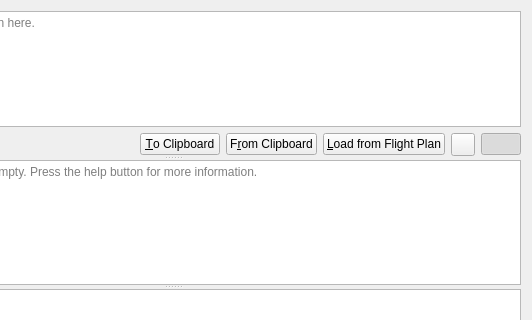
albar965/littlenavmap, file src/routestring/routestringdialog.ui: the form before one commit; both pictures show x 187 to 719 and y 0 to 320 of the 719 by 454 pixel window.
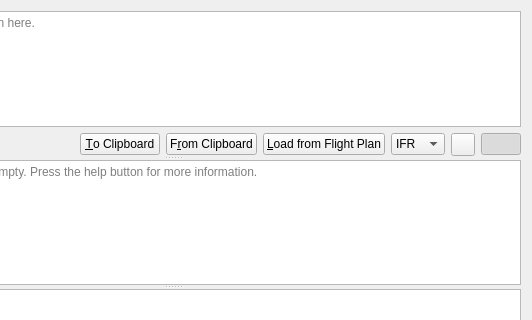
The form after the commit. Icons and pictures are not drawn.

Commit message: Added IFR/VFR button to route description

The edit to the form file:
```diff
--- a/src/routestring/routestringdialog.ui
+++ b/src/routestring/routestringdialog.ui
@@ -153,6 +153,23 @@
            </property>
           </widget>
          </item>
+         <item>
+          <widget class="QComboBox" name="comboBoxRouteStringFlightplanType">
+           <property name="toolTip">
+            <string>Create a VFR (Visual Flight Rules) or IFR (Instrument Flight Rules) flight plan</string>
+           </property>
+           <item>
+            <property name="text">
+             <string>IFR</string>
+            </property>
+           </item>
+           <item>
+            <property name="text">
+             <string>VFR</string>
+            </property>
+           </item>
+          </widget>
+         </item>
          <item>
           <widget class="QToolButton" name="toolButtonRouteStringOptions">
            <property name="toolTip">
```
Left out of the diff: 13 changed lines with no effect on the pictures. The commit also changes 2 other files.
